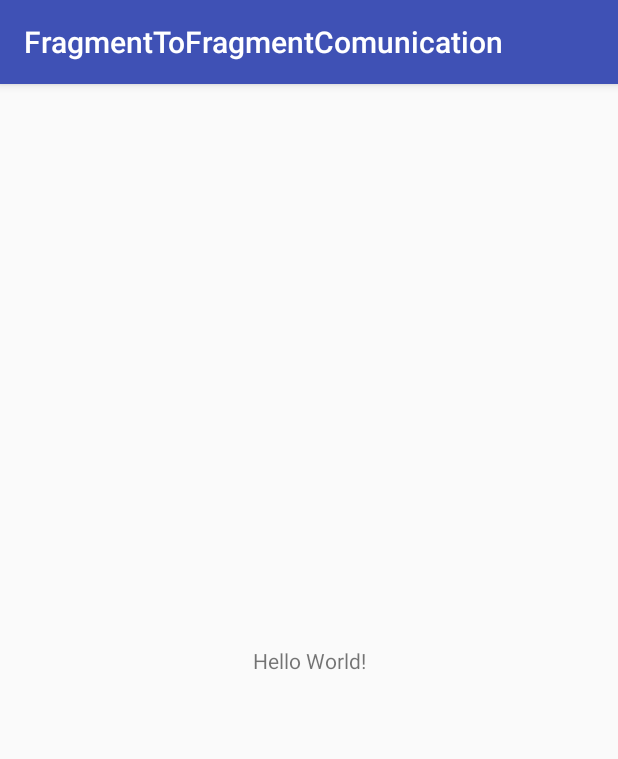
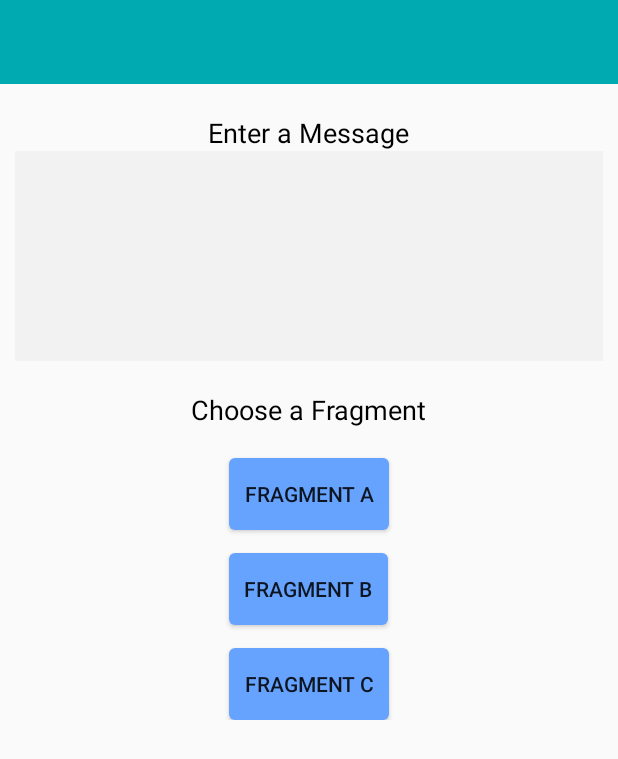
Before and after one commit to ArmandoS98/FragmentToFragmentComunication, an Android app: the screen it shows after launch (MainActivity), on a phone screen of 412 x 824 dp. Shown: the top 759 px of the screen. Run offline under Robolectric (Android 15) with nearby library versions, the phone set to English and light mode, and no system bars.

Commit message:
implementacion de: contenedor toolbar

```diff
--- a/app/build.gradle
+++ b/app/build.gradle
@@ -1,11 +1,11 @@
 apply plugin: 'com.android.application'
 
 android {
-    compileSdkVersion 26
+    compileSdkVersion 27
     defaultConfig {
         applicationId "com.example.user.fragmenttofragmentcomunication"
         minSdkVersion 16
-        targetSdkVersion 26
+        targetSdkVersion 27
         versionCode 1
         versionName "1.0"
         testInstrumentationRunner "android.support.test.runner.AndroidJUnitRunner"
@@ -20,9 +20,12 @@ android {
 
 dependencies {
     implementation fileTree(dir: 'libs', include: ['*.jar'])
-    implementation 'com.android.support:appcompat-v7:26.1.0'
+    implementation 'com.android.support:appcompat-v7:27.1.0'
     implementation 'com.android.support.constraint:constraint-layout:1.0.2'
     testImplementation 'junit:junit:4.12'
     androidTestImplementation 'com.android.support.test:runner:1.0.1'
     androidTestImplementation 'com.android.support.test.espresso:espresso-core:3.0.1'
+
+    //desing library  for using toolbar
+    implementation 'com.android.support:design:27.1.0'
 }
--- a/app/src/main/java/com/example/user/fragmenttofragmentcomunication/MainActivity.java
+++ b/app/src/main/java/com/example/user/fragmenttofragmentcomunication/MainActivity.java
@@ -1,5 +1,7 @@
 package com.example.user.fragmenttofragmentcomunication;
 
+import android.support.v4.app.Fragment;
+import android.support.v4.app.FragmentTransaction;
 import android.support.v7.app.AppCompatActivity;
 import android.os.Bundle;
 
@@ -9,5 +11,23 @@ public class MainActivity extends AppCompatActivity {
     protected void onCreate(Bundle savedInstanceState) {
         super.onCreate(savedInstanceState);
         setContentView(R.layout.activity_main);
+
+        init();
+    }
+
+    private void init(){
+        SelectorFragment fragment = new SelectorFragment();
+        doFragmentTransaction(fragment, getString(R.string.fragment_selector),false,"");
+    }
+
+    private void doFragmentTransaction(Fragment fragment, String tag, boolean addToBackStack, String message){
+        FragmentTransaction transaction = getSupportFragmentManager().beginTransaction();
+
+        transaction.replace(R.id.main_container,fragment,tag);
+
+        if (addToBackStack){
+            transaction.addToBackStack(tag);
+        }
+        transaction.commit();
     }
 }
--- /dev/null
+++ b/app/src/main/java/com/example/user/fragmenttofragmentcomunication/SelectorFragment.java
@@ -0,0 +1,26 @@
+package com.example.user.fragmenttofragmentcomunication;
+
+import android.os.Bundle;
+import android.support.annotation.NonNull;
+import android.support.annotation.Nullable;
+import android.support.v4.app.Fragment;
+import android.view.LayoutInflater;
+import android.view.View;
+import android.view.ViewGroup;
+
+/**
+ * Created by user on 05/03/2018.
+ */
+
+public class SelectorFragment extends Fragment {
+
+    private static final String TAG = "SelectorFragment";
+
+    @Nullable
+    @Override
+    public View onCreateView(@NonNull LayoutInflater inflater, @Nullable ViewGroup container, @Nullable Bundle savedInstanceState) {
+        View view = inflater.inflate(R.layout.fragment_selector, container,false);
+
+        return view;
+    }
+}
--- /dev/null
+++ b/app/src/main/res/drawable/blue_onclick_grey.xml
@@ -0,0 +1,25 @@
+<?xml version="1.0" encoding="utf-8"?>
+<selector xmlns:android="http://schemas.android.com/apk/res/android">
+
+
+    <item
+        android:state_pressed="true">
+        <shape>
+            <solid
+                android:color="@color/Grey"/>
+            <corners
+                android:radius="4dp"/>
+        </shape>
+    </item>
+
+
+    <item>
+        <shape>
+            <solid
+                android:color="@color/blue1"/>
+            <corners
+                android:radius="4dp"/>
+        </shape>
+    </item>
+
+</selector>
--- a/app/src/main/res/layout/activity_main.xml
+++ b/app/src/main/res/layout/activity_main.xml
@@ -1,18 +1,40 @@
 <?xml version="1.0" encoding="utf-8"?>
-<android.support.constraint.ConstraintLayout xmlns:android="http://schemas.android.com/apk/res/android"
+<android.support.design.widget.CoordinatorLayout
+    xmlns:android="http://schemas.android.com/apk/res/android"
     xmlns:app="http://schemas.android.com/apk/res-auto"
     xmlns:tools="http://schemas.android.com/tools"
     android:layout_width="match_parent"
     android:layout_height="match_parent"
     tools:context="com.example.user.fragmenttofragmentcomunication.MainActivity">
 
-    <TextView
-        android:layout_width="wrap_content"
-        android:layout_height="wrap_content"
-        android:text="Hello World!"
-        app:layout_constraintBottom_toBottomOf="parent"
-        app:layout_constraintLeft_toLeftOf="parent"
-        app:layout_constraintRight_toRightOf="parent"
-        app:layout_constraintTop_toTopOf="parent" />
 
-</android.support.constraint.ConstraintLayout>
+    <LinearLayout
+        android:layout_width="match_parent"
+        android:layout_height="match_parent"
+        android:orientation="vertical">
+
+        <android.support.v7.widget.Toolbar
+            android:layout_width="match_parent"
+            android:layout_height="?attr/actionBarSize"
+            android:background="@color/colorPrimary"
+            android:id="@+id/toolbar">
+
+            <TextView
+                android:layout_width="wrap_content"
+                android:layout_height="match_parent"
+                android:gravity="center_vertical"
+                android:textSize="16sp"
+                android:textColor="#fff"
+                android:id="@+id/toolbar_title"/>
+
+        </android.support.v7.widget.Toolbar>
+
+        <FrameLayout
+            android:layout_width="match_parent"
+            android:layout_height="match_parent"
+            android:id="@+id/main_container">
+
+        </FrameLayout>
+    </LinearLayout>
+
+</android.support.design.widget.CoordinatorLayout>
--- /dev/null
+++ b/app/src/main/res/layout/fragment_selector.xml
@@ -0,0 +1,96 @@
+<?xml version="1.0" encoding="utf-8"?>
+<RelativeLayout
+xmlns:android="http://schemas.android.com/apk/res/android"
+android:layout_width="match_parent"
+android:layout_height="match_parent"
+    >
+
+<LinearLayout
+    android:layout_width="match_parent"
+    android:layout_height="wrap_content"
+    android:orientation="vertical"
+    android:id="@+id/linLayout1"
+    android:layout_marginTop="10dp"
+    android:padding="10dp">
+
+    <TextView
+        android:layout_width="wrap_content"
+        android:layout_height="wrap_content"
+        android:layout_gravity="center_horizontal"
+        android:text="Enter a Message"
+        android:textColor="#000"
+        android:textSize="18sp"
+        />
+
+    <RelativeLayout
+        android:layout_width="wrap_content"
+        android:layout_height="wrap_content"
+        android:padding="10dp"
+        android:background="#f2f2f2">
+
+        <EditText
+            android:layout_width="match_parent"
+            android:layout_height="120dp"
+            android:background="@null"
+            android:textColor="#000"
+            android:textSize="16sp"
+            android:id="@+id/message"
+            />
+
+    </RelativeLayout>
+
+</LinearLayout>
+
+<LinearLayout
+    android:layout_width="match_parent"
+    android:layout_height="wrap_content"
+    android:orientation="vertical"
+    android:layout_below="@id/linLayout1"
+    android:layout_marginTop="10dp">
+
+    <TextView
+        android:layout_width="wrap_content"
+        android:layout_height="wrap_content"
+        android:layout_gravity="center_horizontal"
+        android:text="Choose a Fragment"
+        android:textColor="#000"
+        android:textSize="18sp"
+        />
+
+    <Button
+        android:layout_width="wrap_content"
+        android:layout_height="wrap_content"
+        android:text="@string/fragment_a"
+        android:layout_gravity="center_horizontal"
+        android:id="@+id/btn_fragment_a"
+        android:background="@drawable/blue_onclick_grey"
+        android:padding="10dp"
+        android:layout_marginTop="20dp"/>
+
+    <Button
+        android:layout_width="wrap_content"
+        android:layout_height="wrap_content"
+        android:text="@string/fragment_b"
+        android:layout_gravity="center_horizontal"
+        android:id="@+id/btn_fragment_b"
+        android:background="@drawable/blue_onclick_grey"
+        android:padding="10dp"
+        android:layout_marginTop="15dp"/>
+
+    <Button
+        android:layout_width="wrap_content"
+        android:layout_height="wrap_content"
+        android:text="@string/fragment_c"
+        android:layout_gravity="center_horizontal"
+        android:id="@+id/btn_fragment_c"
+        android:background="@drawable/blue_onclick_grey"
+        android:padding="10dp"
+        android:layout_marginTop="15dp"/>
+
+
+
+</LinearLayout>
+
+
+
+</RelativeLayout>
--- a/app/src/main/res/values/colors.xml
+++ b/app/src/main/res/values/colors.xml
@@ -1,6 +1,15 @@
 <?xml version="1.0" encoding="utf-8"?>
 <resources>
-    <color name="colorPrimary">#3F51B5</color>
-    <color name="colorPrimaryDark">#303F9F</color>
+    <color name="colorPrimary">#00aab1</color>
+    <color name="colorPrimaryDark">#007f85</color>
     <color name="colorAccent">#FF4081</color>
+
+
+    <color name="Grey">#c3c3c3 </color>
+    <color name="blue1">#66a3ff</color>
+    <color name="blue2">#0033cc</color>
+    <color name="linkBlue">#4d94ff</color>
+    <color name="blue3">#00c4cc</color>
+    <color name="blue4">#00aab1</color>
+    <color name="blue5">#007f85</color>
 </resources>
--- a/app/src/main/res/values/strings.xml
+++ b/app/src/main/res/values/strings.xml
@@ -1,3 +1,13 @@
 <resources>
-    <string name="app_name">FragmentToFragmentComunication</string>
+    <string name="app_name">FragmentToFragmentCommunicaton</string>
+
+    <!-- fragment tags -->
+    <string name="fragment_a">Fragment A</string>
+    <string name="fragment_b">Fragment B</string>
+    <string name="fragment_c">Fragment C</string>
+    <string name="fragment_selector">Fragment Selector</string>
+
+    <!-- intent keys -->
+    <string name="intent_message">intent_message</string>
+
 </resources>
--- a/app/src/main/res/values/styles.xml
+++ b/app/src/main/res/values/styles.xml
@@ -1,7 +1,7 @@
 <resources>
 
     <!-- Base application theme. -->
-    <style name="AppTheme" parent="Theme.AppCompat.Light.DarkActionBar">
+    <style name="AppTheme" parent="Theme.AppCompat.Light.NoActionBar">
         <!-- Customize your theme here. -->
         <item name="colorPrimary">@color/colorPrimary</item>
         <item name="colorPrimaryDark">@color/colorPrimaryDark</item>
```
